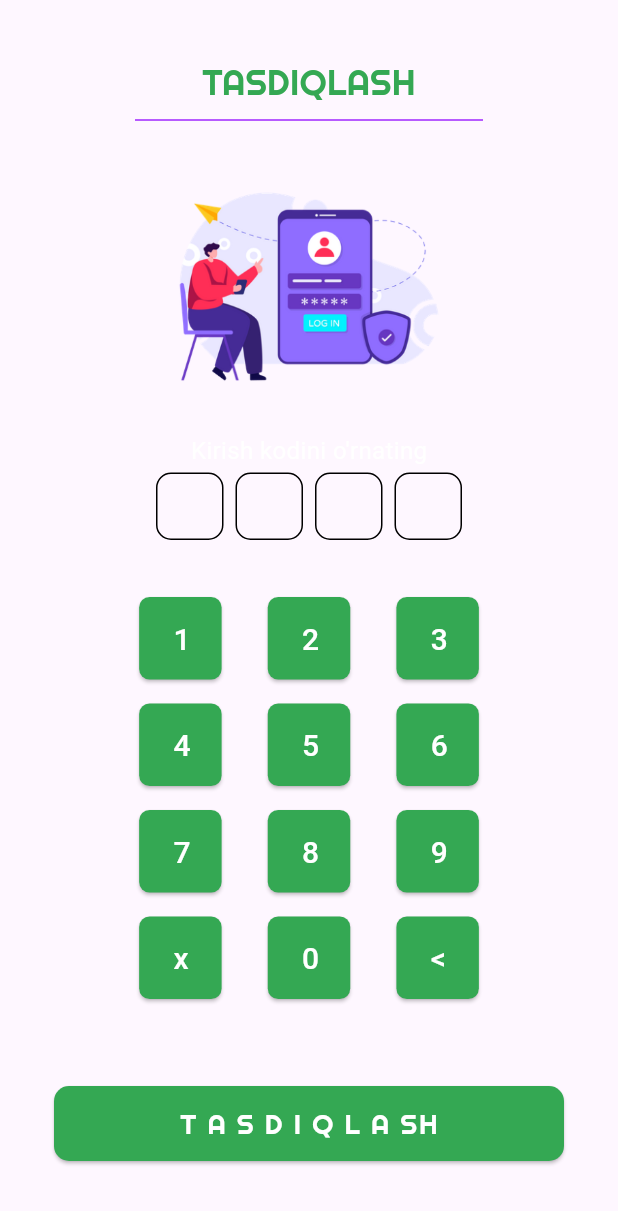
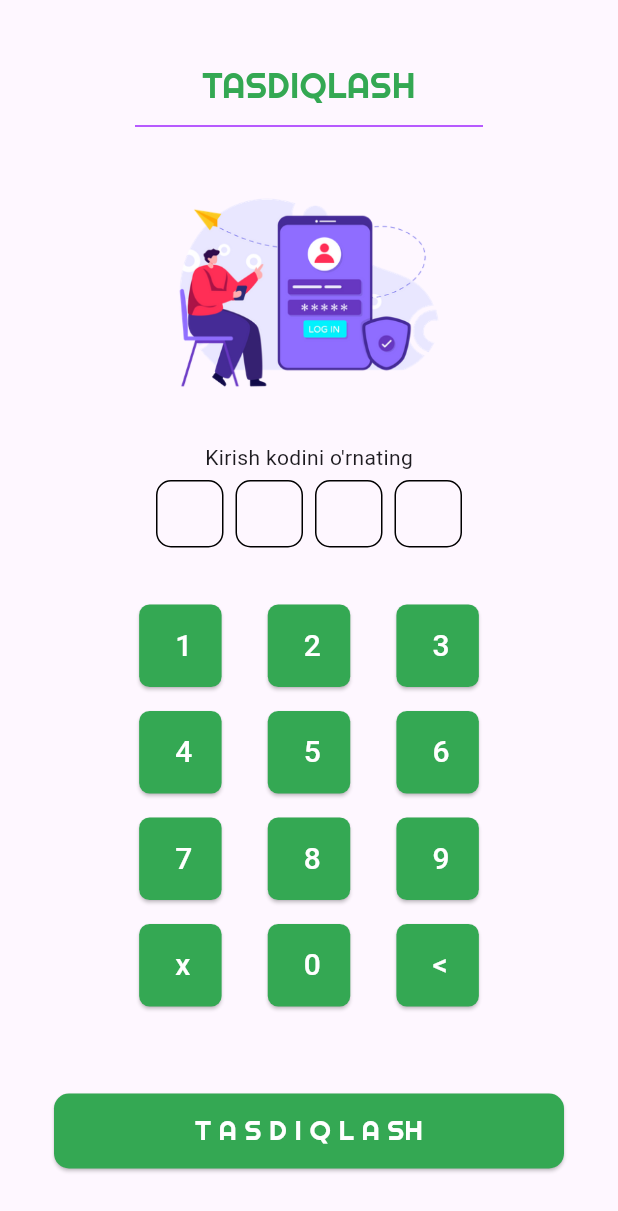
Before and after one commit to mcodevs/antiradar_app, a Flutter app: the ConfirmPage screen opened directly, on a phone screen of 412 x 824 dp. Shown: the top 1211 px of the screen. Run offline on Flutter 3.47's test engine with Material 3 defaults, Android fonts, the phone set to English and light mode, and no system bars; drawn by our look-alikes of pinput; our stand-ins replace cloud_firestore, firebase_core, flutter_screenutil, flutter_tts, geolocator, google_maps_flutter and 1 more; missing offline and left inert: geofence_service; accounts and stored records are empty.

```diff
--- a/lib/src/common/constants/app_images.dart
+++ b/lib/src/common/constants/app_images.dart
@@ -2,4 +2,7 @@
 abstract class AppImages{
   static String carImages="assets/images/yoldaImages.png";
   static String registerImages="assets/images/registerImage.png";
+  static String setting = "assets/images/settingImage.png";
+  static String add="assets/images/+.png";
+  static String zoom ="assets/images/zoom.png";
 }
--- a/lib/src/common/widgets/app.dart
+++ b/lib/src/common/widgets/app.dart
@@ -17,7 +17,7 @@ class App extends StatelessWidget {
           title: 'First Method',
           theme: ThemeData(
             primarySwatch: Colors.blue,
-            textTheme: Typography.englishLike2018.apply(fontSizeFactor: 1.sp),
+            // textTheme: Typography.englishLike2018.apply(fontSizeFactor: 1.sp),
           ),
           home: child,
         );
--- a/lib/src/ui/pages/home/widget/confiro_code.dart
+++ b/lib/src/ui/pages/home/widget/confiro_code.dart
@@ -2,14 +2,14 @@ import 'package:antiradar/src/common/constants/app_colors.dart';
 import 'package:flutter/material.dart';
 
 class ConfirmButton extends StatelessWidget{
-  final double radius;
+  final double? radius;
   final Widget child;
   final VoidCallback onPressed;
   final double  size;
 
   const ConfirmButton({
     Key?key,
-    required this.radius,
+    this.radius,
     required this.child,
     required this.onPressed,
     required this.size,
@@ -23,9 +23,9 @@ class ConfirmButton extends StatelessWidget{
       child: ElevatedButton(
         style: ElevatedButton.styleFrom(
           backgroundColor: AppColors.greenColor,
-          shape:  RoundedRectangleBorder(
-            borderRadius: BorderRadius.all(Radius.circular(radius)),
-          ),
+          shape: radius != null ?  RoundedRectangleBorder(
+            borderRadius: BorderRadius.all(Radius.circular(radius!)),
+          ) : CircleBorder(),
         ),
         onPressed: onPressed,
         child: child,
```
Also changed, not shown: lib/src/ui/map/map_screen.dart (+34 -11 lines), lib/src/ui/map/widgets/custom_button.dart (added, +13 -0 lines), assets/images/+.png (added), assets/images/zoom.png (added), pubspec.lock.
